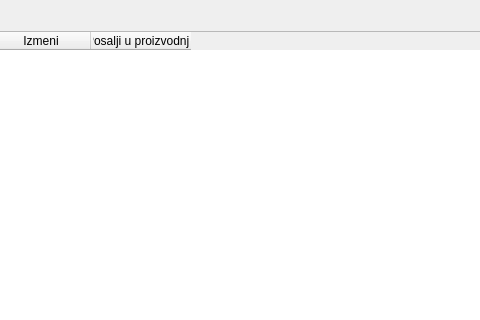
Before: the Qt Designer form Vigor/POVI/commandsview.ui in Loptica23/POVI, drawn with Qt 5; both pictures show x 321 to 801 and y 0 to 320 of the 994 by 583 pixel window.
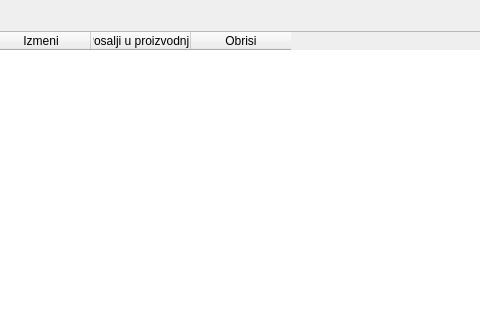
After: the same form once the commit is applied.

Patch:
```diff
--- a/Vigor/POVI/commandsview.ui
+++ b/Vigor/POVI/commandsview.ui
@@ -48,6 +48,11 @@
        <string>Posalji u proizvodnju</string>
       </property>
      </column>
+     <column>
+      <property name="text">
+       <string>Obrisi</string>
+      </property>
+     </column>
     </widget>
    </item>
    <item>
```
